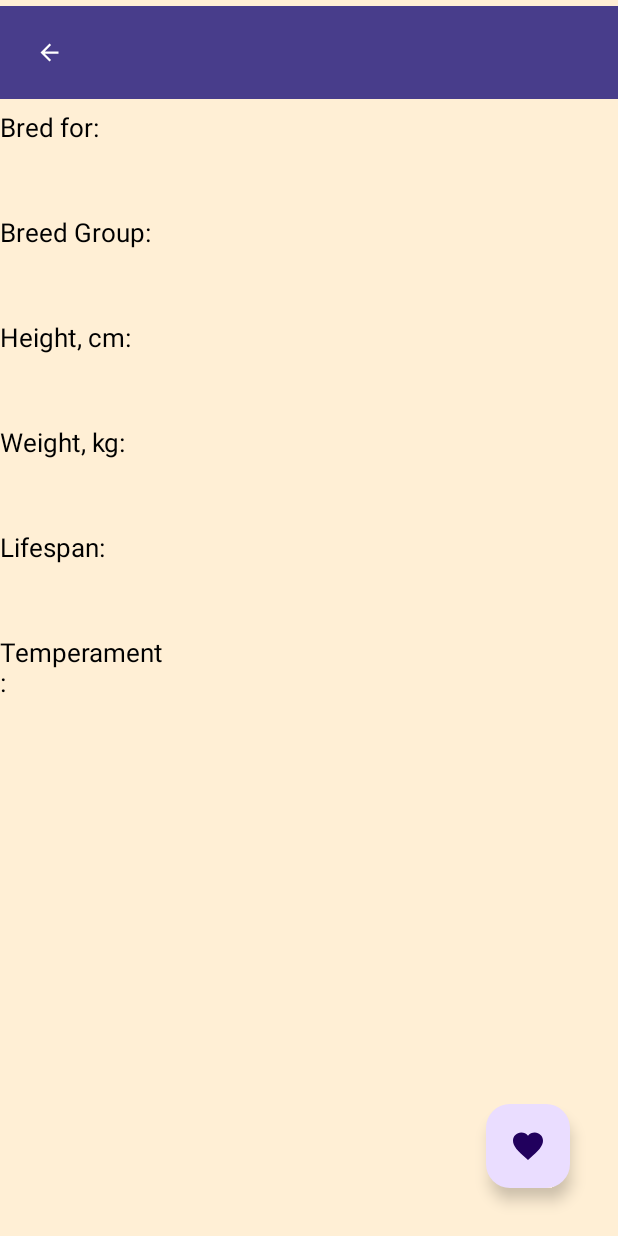
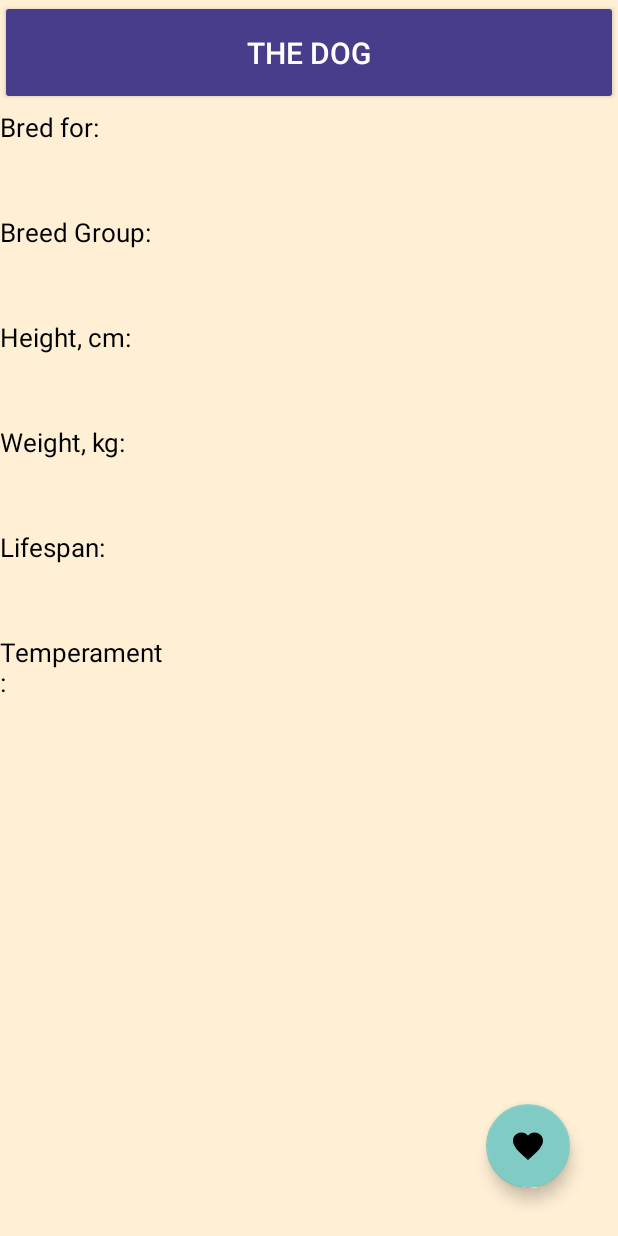
Before and after one commit to shikiwiki/TheDog, an Android app: the layout fragment_details.xml on its own in the app's theme, with its tools: preview values and no code run, on a phone screen of 412 x 824 dp. Run offline under Robolectric (Android 15) with nearby library versions, the phone set to English and light mode, and no system bars.

Commit message:
safe point, back icon disappeared!, TODO: like button for item TODO: filter getAllDogs() in VM TODO: pull to refresh

```diff
--- a/presentation/src/main/res/layout/fragment_details.xml
+++ b/presentation/src/main/res/layout/fragment_details.xml
@@ -14,6 +14,7 @@
         android:backgroundTint="@color/dark_slate_blue"
         android:clickable="true"
         android:focusable="true"
+        android:text="@string/the_dog"
         android:textColor="@color/white"
         android:textSize="20sp"
         app:cornerRadius="0dp"
--- a/presentation/src/main/res/values-night/themes.xml
+++ b/presentation/src/main/res/values-night/themes.xml
@@ -1,6 +1,6 @@
 <resources>
     <!-- Base application theme. -->
-    <style name="Base.Theme.TheDog" parent="Theme.Material3.DayNight.NoActionBar">
+    <style name="Base.Theme.TheDog" parent="Theme.AppCompat.NoActionBar">
         <!-- Customize your dark theme here. -->
         <!-- <item name="colorPrimary">@color/my_dark_primary</item> -->
     </style>
--- a/presentation/src/main/res/values/strings.xml
+++ b/presentation/src/main/res/values/strings.xml
@@ -18,4 +18,5 @@
     <string name="weight">Weight, kg:</string>
     <string name="lifespan">Lifespan:</string>
     <string name="temperament">Temperament:</string>
+    <string name="logo">logo</string>
 </resources>
--- a/presentation/src/main/res/values/themes.xml
+++ b/presentation/src/main/res/values/themes.xml
@@ -1,11 +1,17 @@
 <resources>
-    <style name="Base.Theme.TheDog" parent="Theme.Material3.DayNight.NoActionBar">
+    <style name="Base.Theme.TheDog" parent="Theme.AppCompat.NoActionBar">
         <item name="colorPrimary">@color/main_background</item>
         <item name="colorPrimaryVariant">@color/fragment_background</item>
         <item name="android:statusBarColor">@color/salmon</item>
     </style>
 
-    <style name="Theme.TheDog" parent="Base.Theme.TheDog" />
+    <style name="Base.Theme.SplashScreen" parent="Theme.AppCompat.NoActionBar">
+        <item name="colorPrimary">@color/main_background</item>
+        <item name="colorPrimaryVariant">@color/fragment_background</item>
+        <item name="android:statusBarColor">@color/salmon</item>
+    </style>
+
+<!--    <style name="Theme.TheDog" parent="Base.Theme.TheDog" />-->
 
     <style name="App.Custom.Indicator" parent="Widget.Material3.BottomNavigationView.ActiveIndicator">
         <item name="android:color">@color/aqua</item>
```
Also changed, not shown: presentation/src/main/AndroidManifest.xml (+10 -4 lines), presentation/src/main/java/com/example/thedog/SplashScreenActivity.kt (added, +40 -0 lines), presentation/src/main/res/layout/activity_splash_screen.xml (added, +18 -0 lines), presentation/src/main/res/drawable/logo.png (added).
